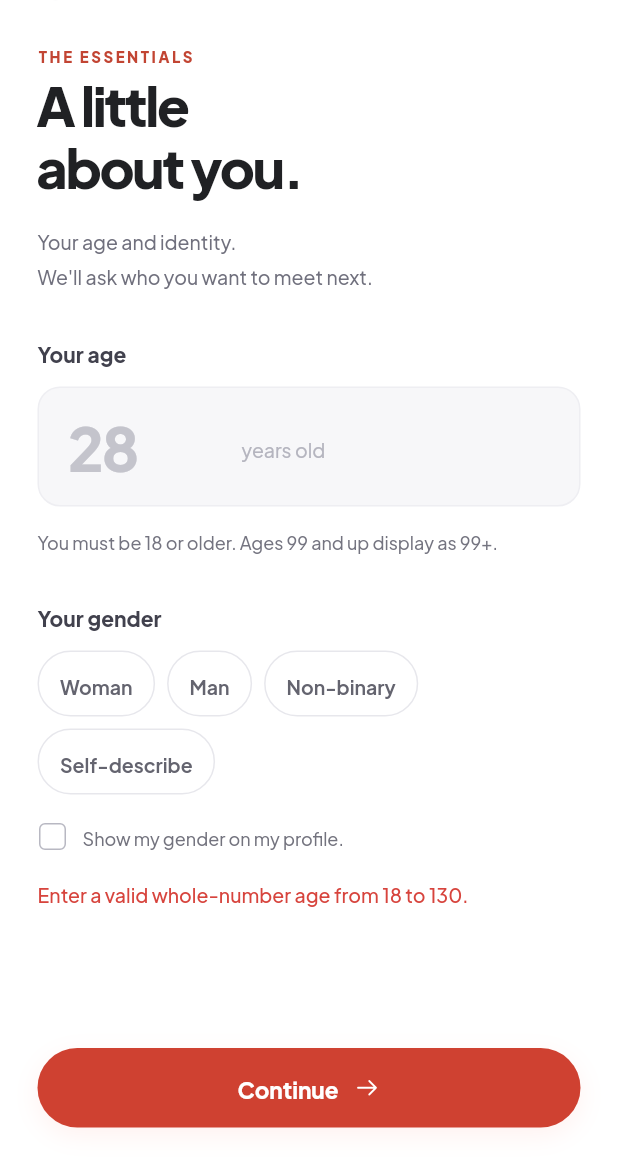
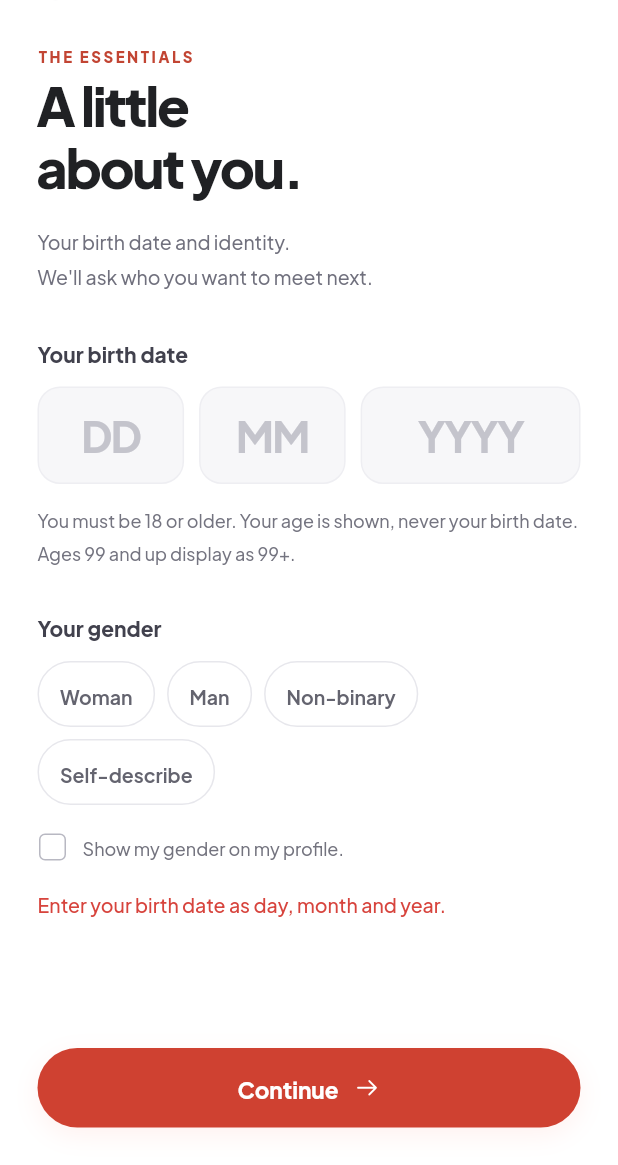
Before and after one commit to erenmeren/rast, a Flutter app: the AboutYouPage screen opened by its route, after a tap on "Continue", on a phone screen of 412 x 824 dp, the part 71-1236 px from its top. Run offline on Flutter 3.47's test engine with Material 3 defaults, Android fonts, the phone set to English and light mode, and no system bars; our stand-ins replace battery_plus, device_info_plus, flutter_riverpod, flutter_svg, geolocator, go_router and 5 more; missing offline and left inert: ntp; accounts and stored records are empty.

Commit message:
feat(onboarding): birth date instead of age
Profile stores a UTC birth date; age is derived with ageOn(). About you
takes day/month/year with an exact 18 check and a 130-year guard.

Co-Authored-By: Claude Fable 5.1 <noreply@anthropic.com>

```diff
--- a/lib/core/models/profile.dart
+++ b/lib/core/models/profile.dart
@@ -1,9 +1,10 @@
+import '../rules/rules.dart';
 import 'person.dart';
 
 /// The signed-in member. No name, job, religion or biography by design.
 class Profile {
   const Profile({
-    this.age,
+    this.birthDate,
     this.gender,
     this.customGender = '',
     this.showGender = false,
@@ -12,7 +13,8 @@ class Profile {
     this.phone = '',
   });
 
-  final int? age;
+  /// UTC calendar date; null until entered.
+  final DateTime? birthDate;
   final Gender? gender;
   final String customGender;
   final bool showGender;
@@ -23,6 +25,10 @@ class Profile {
   final String phone;
 
   static const empty = Profile();
+
+  /// Age today, derived from the birth date. The production server derives
+  /// it from its own clock; this is for the mock and for display.
+  int? get age => birthDate == null ? null : ageOn(birthDate!, DateTime.now().toUtc());
 
   int get photoCount => photos.where((p) => p != null).length;
   bool get photosComplete => photoCount == 4;
@@ -35,8 +41,8 @@ class Profile {
   }
 
   Profile copyWith({
-    int? age,
-    bool clearAge = false,
+    DateTime? birthDate,
+    bool clearBirthDate = false,
     Gender? gender,
     bool clearGender = false,
     String? customGender,
@@ -46,7 +52,7 @@ class Profile {
     String? phone,
   }) {
     return Profile(
-      age: clearAge ? null : (age ?? this.age),
+      birthDate: clearBirthDate ? null : (birthDate ?? this.birthDate),
       gender: clearGender ? null : (gender ?? this.gender),
       customGender: customGender ?? this.customGender,
       showGender: showGender ?? this.showGender,
--- a/lib/core/rules/rules.dart
+++ b/lib/core/rules/rules.dart
@@ -39,6 +39,16 @@ String ageLabel(int age) => age >= 99 ? '99+' : '$age';
 
 bool isAdultAge(int? age) =>
     age != null && age >= minAge && age <= maxPlausibleAge;
+
+/// Completed years between [birthDate] and [today] (both UTC calendar dates).
+/// A 29 February birthday counts on 1 March in non-leap years.
+int ageOn(DateTime birthDate, DateTime today) {
+  var age = today.year - birthDate.year;
+  final beforeBirthday = today.month < birthDate.month ||
+      (today.month == birthDate.month && today.day < birthDate.day);
+  if (beforeBirthday) age--;
+  return age;
+}
 
 /// A maximum of 99 represents the open-ended "99+" preference.
 bool ageInRange(int age, int min, int max) {
--- a/lib/data/mock/mock_repositories.dart
+++ b/lib/data/mock/mock_repositories.dart
@@ -107,12 +107,22 @@ class MockSessionRepository implements SessionRepository {
   }
 }
 
+/// `YYYY-MM-DD` for a UTC calendar date.
+String isoDate(DateTime d) =>
+    '${d.year.toString().padLeft(4, '0')}-${d.month.toString().padLeft(2, '0')}-${d.day.toString().padLeft(2, '0')}';
+
+DateTime? _parseIsoDate(String? s) {
+  if (s == null) return null;
+  final d = DateTime.tryParse(s);
+  return d == null ? null : DateTime.utc(d.year, d.month, d.day);
+}
+
 class MockProfileRepository implements ProfileRepository {
   MockProfileRepository(this.store);
   final PreferencesStore store;
 
   static const _keys = [
-    'rast.profile.age', 'rast.profile.gender', 'rast.profile.customGender', 'rast.profile.showGender',
+    'rast.profile.birthDate', 'rast.profile.gender', 'rast.profile.customGender', 'rast.profile.showGender',
     'rast.profile.photos', 'rast.profile.dial', 'rast.profile.phone',
     'rast.prefs.interests', 'rast.prefs.minAge', 'rast.prefs.maxAge',
   ];
@@ -122,7 +132,7 @@ class MockProfileRepository implements ProfileRepository {
     final photos = store.getStringList('rast.profile.photos');
     final genderRaw = store.getString('rast.profile.gender');
     return Profile(
-      age: store.getInt('rast.profile.age'),
+      birthDate: _parseIsoDate(store.getString('rast.profile.birthDate')),
       gender: Gender.values.where((g) => g.name == genderRaw).firstOrNull,
       customGender: store.getString('rast.profile.customGender') ?? '',
       showGender: store.getBool('rast.profile.showGender') ?? false,
@@ -136,10 +146,10 @@ class MockProfileRepository implements ProfileRepository {
 
   @override
   Future<void> save(Profile p) async {
-    if (p.age != null) {
-      await store.setInt('rast.profile.age', p.age!);
+    if (p.birthDate != null) {
+      await store.setString('rast.profile.birthDate', isoDate(p.birthDate!));
     } else {
-      await store.remove('rast.profile.age');
+      await store.remove('rast.profile.birthDate');
     }
     if (p.gender != null) {
       await store.setString('rast.profile.gender', p.gender!.name);
--- a/lib/features/auth/session_notifier.dart
+++ b/lib/features/auth/session_notifier.dart
@@ -53,7 +53,7 @@ class SessionNotifier extends Notifier<Session> {
     if (!isAdultAge(profile.age) ||
         profile.gender == null ||
         (profile.gender == Gender.self && profile.customGender.trim().isEmpty)) {
-      return const SetupProblem('/setup/about', 'Add your age and gender to finish setup.');
+      return const SetupProblem('/setup/about', 'Add your birth date and gender to finish setup.');
     }
     if (!prefs.isValid) {
       return const SetupProblem('/setup/preferences', 'Choose at least one dating preference.');
--- a/lib/features/onboarding/about_you_page.dart
+++ b/lib/features/onboarding/about_you_page.dart
@@ -4,24 +4,33 @@ import 'package:flutter_riverpod/flutter_riverpod.dart';
 import 'package:go_router/go_router.dart';
 
 import '../../core/models/models.dart';
+import '../../core/rules/rules.dart';
 import '../../core/theme/rast_colors.dart';
 import '../../core/theme/rast_theme.dart';
 import '../../core/ui/ui.dart';
 import '../profile/profile_notifier.dart';
 import 'onboarding_scaffold.dart';
 
-/// Parses typed age. Returns the error string or null when valid.
-String? validateAgeInput(String raw) {
-  final text = raw.trim();
-  final n = int.tryParse(text);
-  if (text.isEmpty || n == null || n > 130) {
-    final asNumber = double.tryParse(text);
-    if (asNumber != null && asNumber.isFinite && asNumber < 18 && text.isNotEmpty) {
-      return 'You must be 18 or older to use rast.';
-    }
-    return 'Enter a valid whole-number age from 18 to 130.';
-  }
-  if (n < 18) return 'You must be 18 or older to use rast.';
+/// Typed day, month and four-digit year as a UTC calendar date, or null when
+/// the fields do not form a real date.
+DateTime? parseBirthDate(String day, String month, String year) {
+  final d = int.tryParse(day.trim());
+  final m = int.tryParse(month.trim());
+  final y = int.tryParse(year.trim());
+  if (d == null || m == null || y == null || year.trim().length != 4) return null;
+  if (m < 1 || m > 12 || d < 1) return null;
+  final date = DateTime.utc(y, m, d);
+  if (date.month != m || date.day != d) return null; // 31 February rolls over
+  return date;
+}
+
+/// Returns the error string or null when the birth date is acceptable on [today].
+String? validateBirthDateInput(String day, String month, String year, DateTime today) {
+  final date = parseBirthDate(day, month, year);
+  if (date == null) return 'Enter your birth date as day, month and year.';
+  final age = ageOn(date, today);
+  if (date.isAfter(today) || age > maxPlausibleAge) return 'Enter a valid birth date.';
+  if (age < minAge) return 'You must be 18 or older to use rast.';
   return null;
 }
 
@@ -33,7 +42,9 @@ class AboutYouPage extends ConsumerStatefulWidget {
 }
 
 class _AboutYouPageState extends ConsumerState<AboutYouPage> {
-  late final TextEditingController _age;
+  late final TextEditingController _day;
+  late final TextEditingController _month;
+  late final TextEditingController _year;
   late final TextEditingController _custom;
   String? _error;
 
@@ -41,22 +52,27 @@ class _AboutYouPageState extends ConsumerState<AboutYouPage> {
   void initState() {
     super.initState();
     final p = ref.read(profileProvider);
-    _age = TextEditingController(text: p.age?.toString() ?? '');
+    final b = p.birthDate;
+    _day = TextEditingController(text: b?.day.toString() ?? '');
+    _month = TextEditingController(text: b?.month.toString() ?? '');
+    _year = TextEditingController(text: b?.year.toString() ?? '');
     _custom = TextEditingController(text: p.customGender);
   }
 
   @override
   void dispose() {
-    _age.dispose();
+    _day.dispose();
+    _month.dispose();
+    _year.dispose();
     _custom.dispose();
     super.dispose();
   }
 
   void _continue() {
     final profile = ref.read(profileProvider);
-    final ageError = validateAgeInput(_age.text);
-    if (ageError != null) {
-      setState(() => _error = ageError);
+    final dateError = validateBirthDateInput(_day.text, _month.text, _year.text, DateTime.now().toUtc());
+    if (dateError != null) {
+      setState(() => _error = dateError);
       return;
     }
     if (profile.gender == null) {
@@ -69,55 +85,33 @@ class _AboutYouPageState extends ConsumerState<AboutYouPage> {
     }
     setState(() => _error = null);
     final notifier = ref.read(profileProvider.notifier);
-    notifier.setAge(int.parse(_age.text.trim()));
+    notifier.setBirthDate(parseBirthDate(_day.text, _month.text, _year.text));
     notifier.setCustomGender(_custom.text.trim());
     context.push('/setup/preferences');
   }
 
   @override
   Widget build(BuildContext context) {
-    final c = context.colors;
     final profile = ref.watch(profileProvider);
     return OnboardingScaffold(
       headerTitle: 'About you',
       step: 2,
       kicker: 'THE ESSENTIALS',
       headline: 'A little\nabout you.',
-      copy: "Your age and identity.\nWe'll ask who you want to meet next.",
+      copy: "Your birth date and identity.\nWe'll ask who you want to meet next.",
       body: [
-        const FieldLabel('Your age'),
+        const FieldLabel('Your birth date'),
         const SizedBox(height: 12),
-        Container(
-          decoration: BoxDecoration(
-            color: c.inputFill,
-            borderRadius: BorderRadius.circular(15),
-            border: Border.all(color: c.inputBorder),
-          ),
-          padding: const EdgeInsets.only(right: 20),
-          child: Row(
-            children: [
-              SizedBox(
-                width: 135,
-                child: TextField(
-                  controller: _age,
-                  keyboardType: TextInputType.number,
-                  inputFormatters: [FilteringTextInputFormatter.allow(RegExp(r'[0-9. ]')), LengthLimitingTextInputFormatter(6)],
-                  style: rastStyle(size: 40, weight: 750, letterSpacing: -1.5, color: c.text),
-                  cursorColor: c.accent,
-                  decoration: InputDecoration(
-                    hintText: '28',
-                    hintStyle: rastStyle(size: 40, weight: 750, letterSpacing: -1.5, color: c.isDark ? const Color(0xFF94909C) : const Color(0xFFC4C4CC)),
-                    border: InputBorder.none,
-                    contentPadding: const EdgeInsets.symmetric(horizontal: 20, vertical: 14),
-                    semanticCounterText: '',
-                  ),
-                ),
-              ),
-              Text('years old', style: rastStyle(size: 13, weight: 450, color: c.isDark ? c.body : const Color(0xFFB5B5BF))),
-            ],
-          ),
+        Row(
+          children: [
+            Expanded(flex: 2, child: _DateField(controller: _day, hint: 'DD', label: 'Day', digits: 2)),
+            const SizedBox(width: 10),
+            Expanded(flex: 2, child: _DateField(controller: _month, hint: 'MM', label: 'Month', digits: 2)),
+            const SizedBox(width: 10),
+            Expanded(flex: 3, child: _DateField(controller: _year, hint: 'YYYY', label: 'Year', digits: 4)),
+          ],
         ),
-        const FormHelp('You must be 18 or older. Ages 99 and up display as 99+.'),
+        const FormHelp('You must be 18 or older. Your age is shown, never your birth date. Ages 99 and up display as 99+.'),
         const SizedBox(height: 28),
         const FieldLabel('Your gender'),
         const SizedBox(height: 12),
@@ -153,3 +147,43 @@ class _AboutYouPageState extends ConsumerState<AboutYouPage> {
     );
   }
 }
+
+class _DateField extends StatelessWidget {
+  const _DateField({required this.controller, required this.hint, required this.label, required this.digits});
+
+  final TextEditingController controller;
+  final String hint;
+  final String label;
+  final int digits;
+
+  @override
+  Widget build(BuildContext context) {
+    final c = context.colors;
+    return Container(
+      decoration: BoxDecoration(
+        color: c.inputFill,
+        borderRadius: BorderRadius.circular(15),
+        border: Border.all(color: c.inputBorder),
+      ),
+      child: Semantics(
+        label: label,
+        textField: true,
+        child: TextField(
+          controller: controller,
+          keyboardType: TextInputType.number,
+          textAlign: TextAlign.center,
+          inputFormatters: [FilteringTextInputFormatter.digitsOnly, LengthLimitingTextInputFormatter(digits)],
+          style: rastStyle(size: 28, weight: 750, letterSpacing: -1, color: c.text),
+          cursorColor: c.accent,
+          decoration: InputDecoration(
+            hintText: hint,
+            hintStyle: rastStyle(size: 28, weight: 750, letterSpacing: -1, color: c.isDark ? const Color(0xFF94909C) : const Color(0xFFC4C4CC)),
+            border: InputBorder.none,
+            contentPadding: const EdgeInsets.symmetric(horizontal: 12, vertical: 14),
+            semanticCounterText: '',
+          ),
+        ),
+      ),
+    );
+  }
+}
--- a/lib/features/profile/profile_notifier.dart
+++ b/lib/features/profile/profile_notifier.dart
@@ -13,7 +13,7 @@ class ProfileNotifier extends Notifier<Profile> {
     ref.read(profileRepositoryProvider).save(p);
   }
 
-  void setAge(int? age) => _set(state.copyWith(age: age, clearAge: age == null));
+  void setBirthDate(DateTime? date) => _set(state.copyWith(birthDate: date, clearBirthDate: date == null));
   void setGender(Gender? gender) => _set(state.copyWith(gender: gender, clearGender: gender == null));
   void setCustomGender(String text) => _set(state.copyWith(customGender: text));
   void setShowGender(bool value) => _set(state.copyWith(showGender: value));
```
Also changed, not shown: 7 other files.
